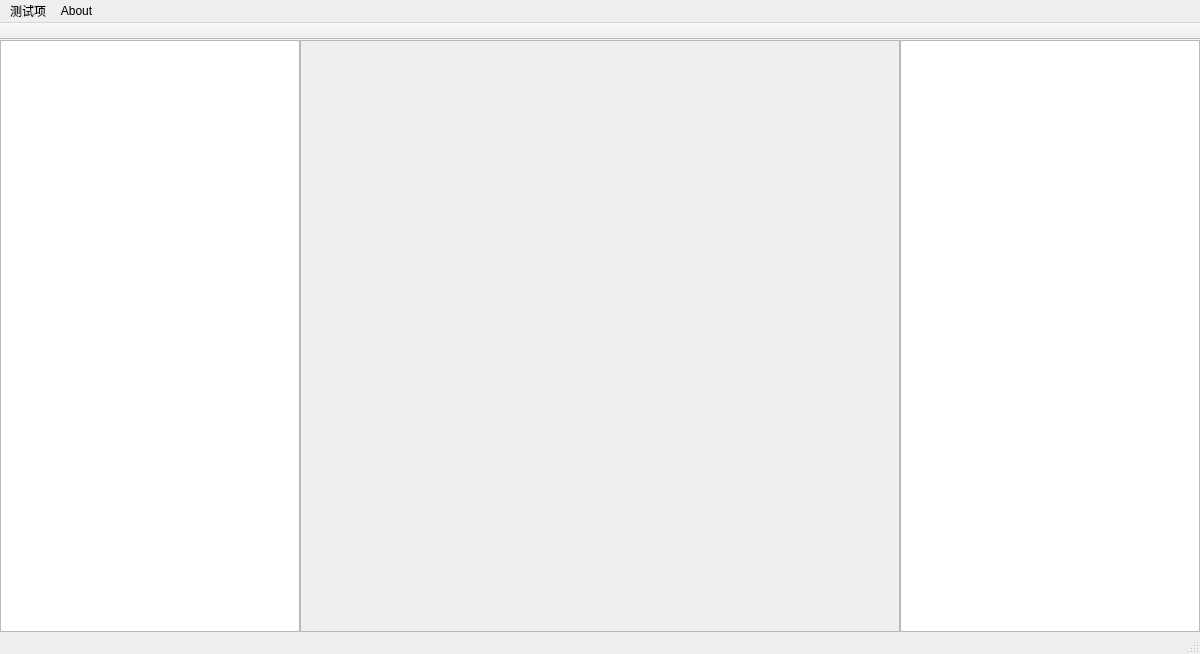
Before: the Qt Designer form mainwindow.ui in ideallx/Hexagon, drawn with Qt 5.
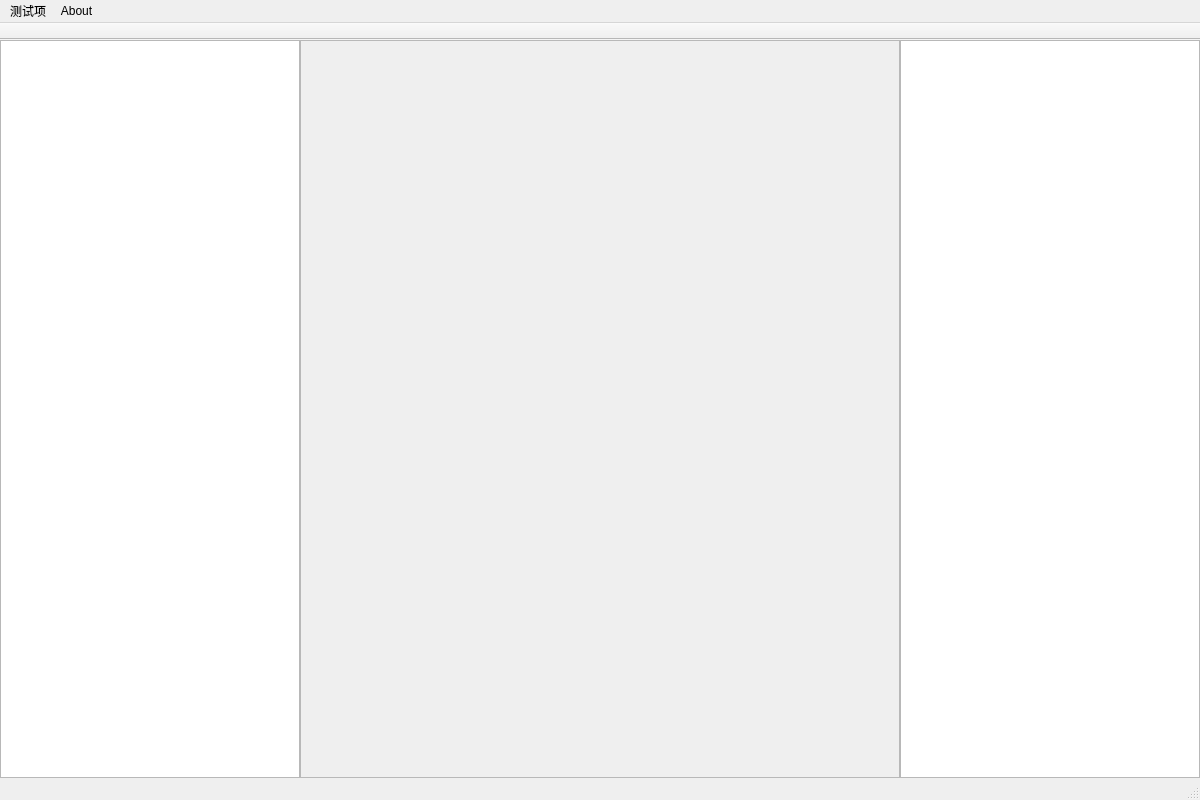
After: the same form once the commit is applied.

```diff
--- a/mainwindow.ui
+++ b/mainwindow.ui
@@ -7,13 +7,13 @@
     <x>0</x>
     <y>0</y>
     <width>1200</width>
-    <height>654</height>
+    <height>800</height>
    </rect>
   </property>
   <property name="minimumSize">
    <size>
     <width>1200</width>
-    <height>600</height>
+    <height>800</height>
    </size>
   </property>
   <property name="windowTitle">
@@ -78,7 +78,7 @@
          <x>0</x>
          <y>0</y>
          <width>598</width>
-         <height>599</height>
+         <height>745</height>
         </rect>
        </property>
       </widget>
```
